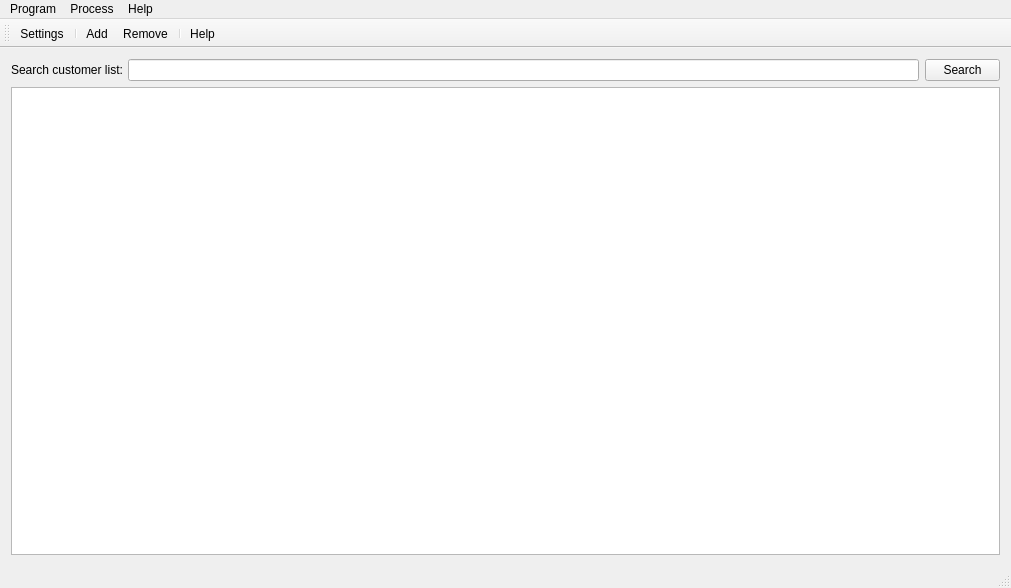
Before: the Qt Designer form mainwindow.ui in artwaw/nibiru, drawn with Qt 5.
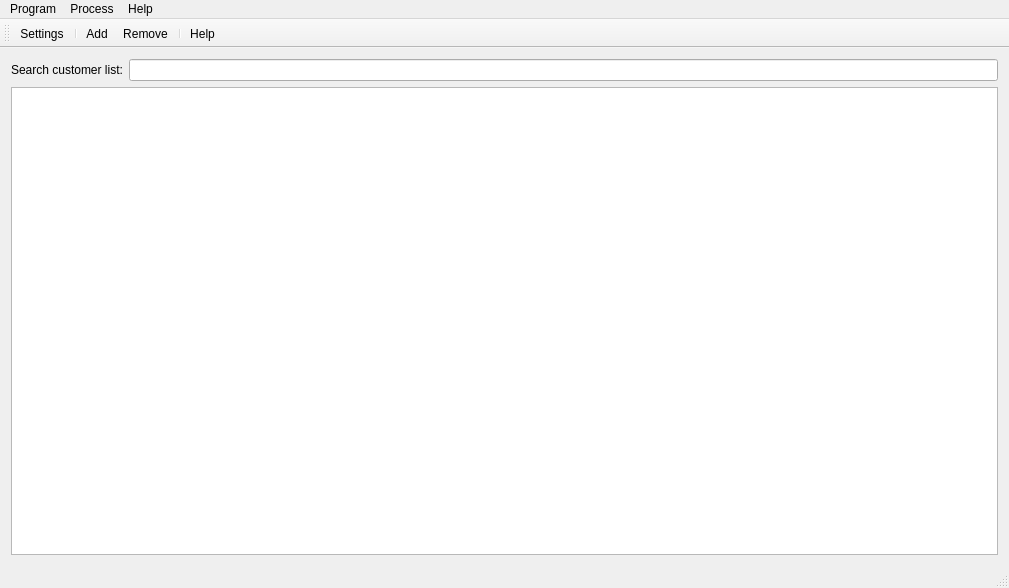
After: the same form once the commit is applied. Icons and pictures are not drawn.

Commit message: connecting views to db

The edit to the form file:
```diff
--- a/mainwindow.ui
+++ b/mainwindow.ui
@@ -40,23 +40,10 @@
         </property>
        </widget>
       </item>
-      <item>
-       <widget class="QPushButton" name="pushButton">
-        <property name="maximumSize">
-         <size>
-          <width>75</width>
-          <height>23</height>
-         </size>
-        </property>
-        <property name="text">
-         <string>Search</string>
-        </property>
-       </widget>
-      </item>
      </layout>
     </item>
     <item row="1" column="0">
-     <widget class="QTreeView" name="treeView"/>
+     <widget class="QTableView" name="eventListView"/>
     </item>
    </layout>
   </widget>
```
Left out of the diff: 9 changed lines with no effect on the pictures. The commit also changes 6 other files.
